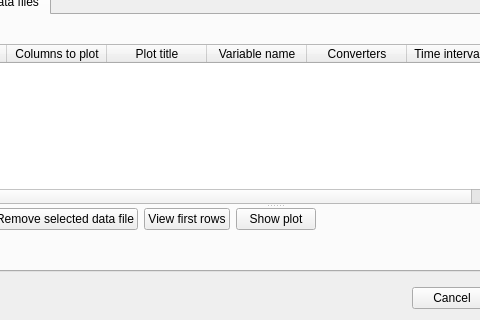
Old version of the form boris/observation.ui in the repository olivierfriard/BORIS; both pictures show x 125 to 605 and y 330 to 650 of the 800 by 650 pixel window.
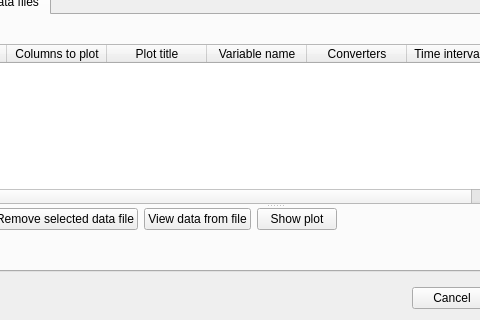
New version of the form. The open tabs and pages were chosen to show the change.

Commit message: improved view data from external file: added descriptive stats

```diff
--- a/boris/observation.ui
+++ b/boris/observation.ui
@@ -499,7 +499,7 @@
                  <item>
                   <widget class="QPushButton" name="pb_view_data_head">
                    <property name="text">
-                    <string>View first rows</string>
+                    <string>View data from file</string>
                    </property>
                   </widget>
                  </item>
```
Left out of the diff: 2 changed lines with no effect on the pictures. The commit also changes 1 other file.
